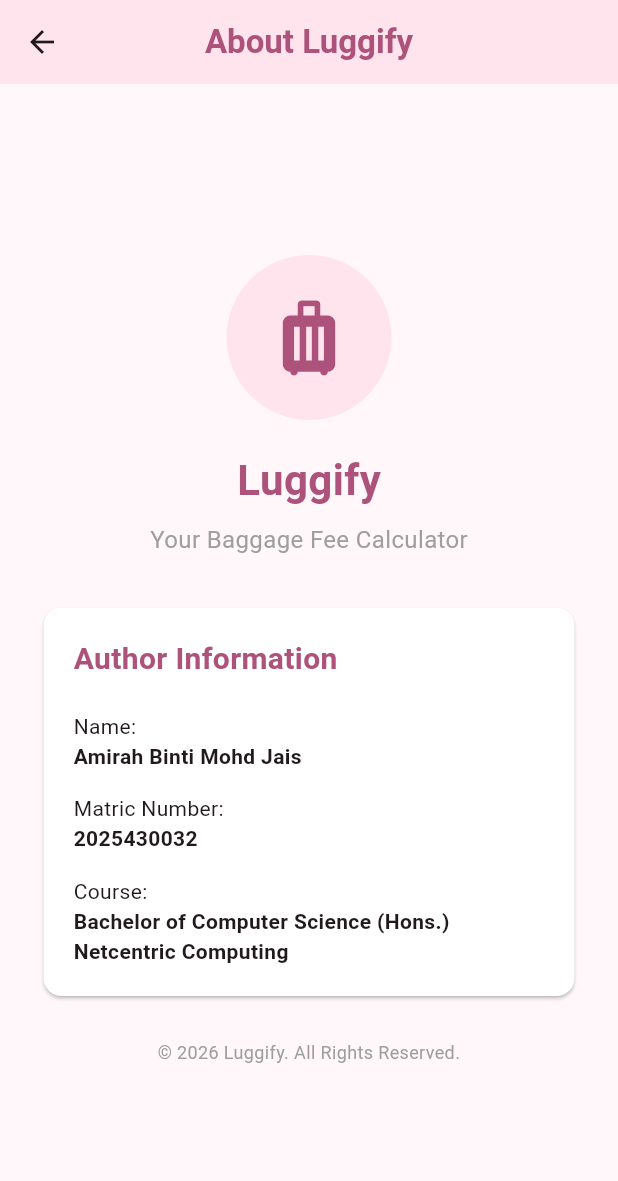
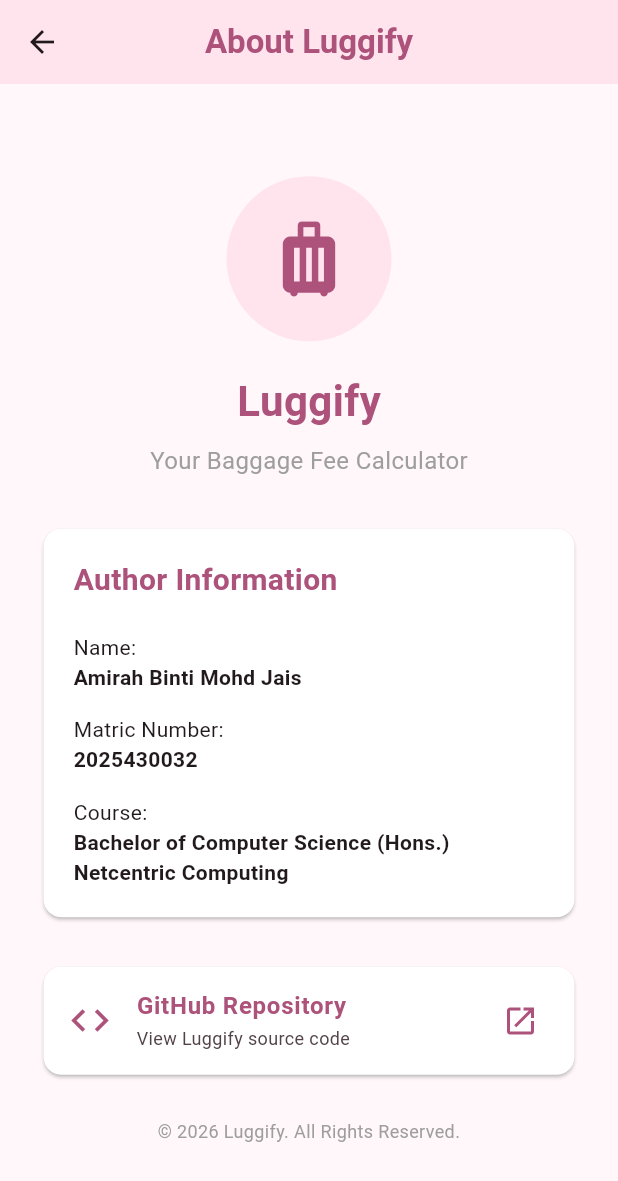
Before and after one commit to amrhmj12/luggify, a Flutter app: the screen it shows after launch, in the side drawer, after a tap on "About", on a phone screen of 412 x 824 dp. Shown: the top 1181 px of the screen. Run offline on Flutter 3.47's test engine with Material 3 defaults, Android fonts, the phone set to English and light mode, and no system bars.

Commit message:
Add clickable GitHub link to About page

```diff
--- a/lib/main.dart
+++ b/lib/main.dart
@@ -1,5 +1,6 @@
 
 import 'package:flutter/material.dart';
+import 'package:url_launcher/url_launcher.dart';
 
 void main() {
   runApp(const LuggifyApp());
@@ -382,6 +383,14 @@ class _HomePageState extends State<HomePage> {
 class AboutPage extends StatelessWidget {
   const AboutPage({super.key});
 
+  Future<void> _openGitHub() async {
+    final Uri url = Uri.parse('https://github.com/amrhmj12/luggify');
+
+    if (!await launchUrl(url)) {
+      throw Exception('Could not open GitHub repository');
+    }
+  }
+
   @override
   Widget build(BuildContext context) {
     return Scaffold(
@@ -483,6 +492,35 @@ class AboutPage extends StatelessWidget {
 
               const SizedBox(height: 25),
 
+              Card(
+                color: Colors.white,
+                child: ListTile(
+                  leading: const Icon(
+                    Icons.code,
+                    color: Color(0xFFAD527A),
+                    size: 30,
+                  ),
+                  title: const Text(
+                    'GitHub Repository',
+                    style: TextStyle(
+                      fontWeight: FontWeight.bold,
+                      color: Color(0xFFAD527A),
+                    ),
+                  ),
+                  subtitle: const Text(
+                    'View Luggify source code',
+                    style: TextStyle(fontSize: 12),
+                  ),
+                  trailing: const Icon(
+                    Icons.open_in_new,
+                    color: Color(0xFFAD527A),
+                  ),
+                  onTap: _openGitHub,
+                ),
+              ),
+
+              const SizedBox(height: 25),
+
               const Text(
                 '© 2026 Luggify. All Rights Reserved.',
                 textAlign: TextAlign.center,
--- a/pubspec.yaml
+++ b/pubspec.yaml
@@ -34,6 +34,7 @@ dependencies:
   # The following adds the Cupertino Icons font to your application.
   # Use with the CupertinoIcons class for iOS style icons.
   cupertino_icons: ^1.0.8
+  url_launcher: ^6.3.3
 
 dev_dependencies:
   flutter_test:
```
Also changed, not shown: pubspec.lock, 5 other files.
